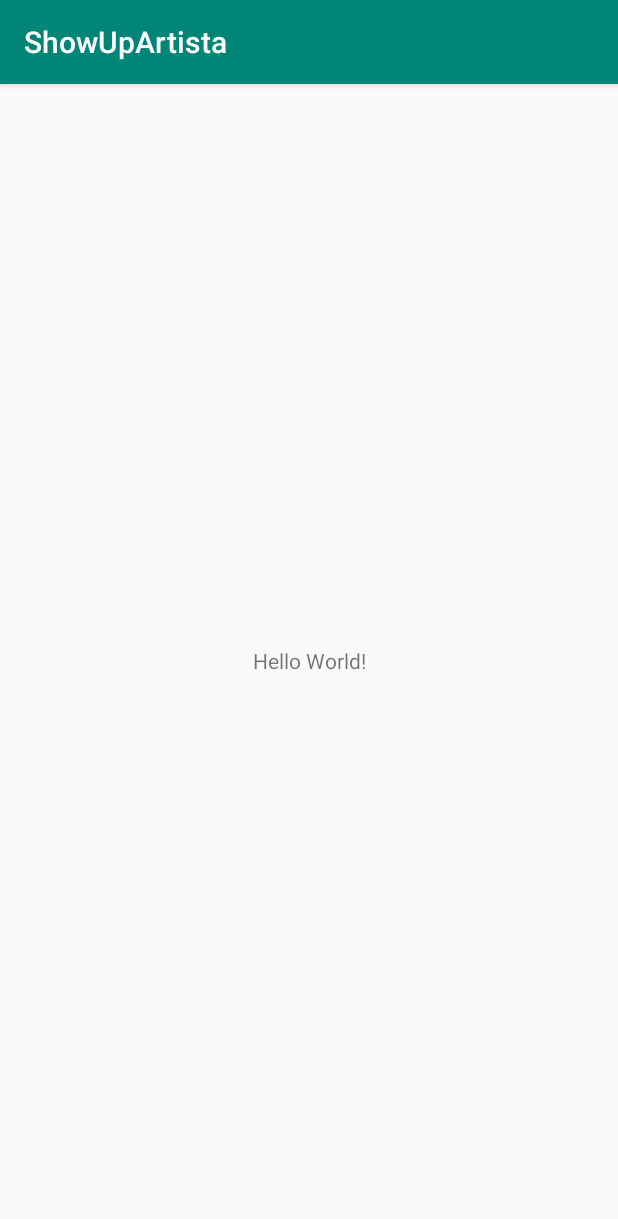
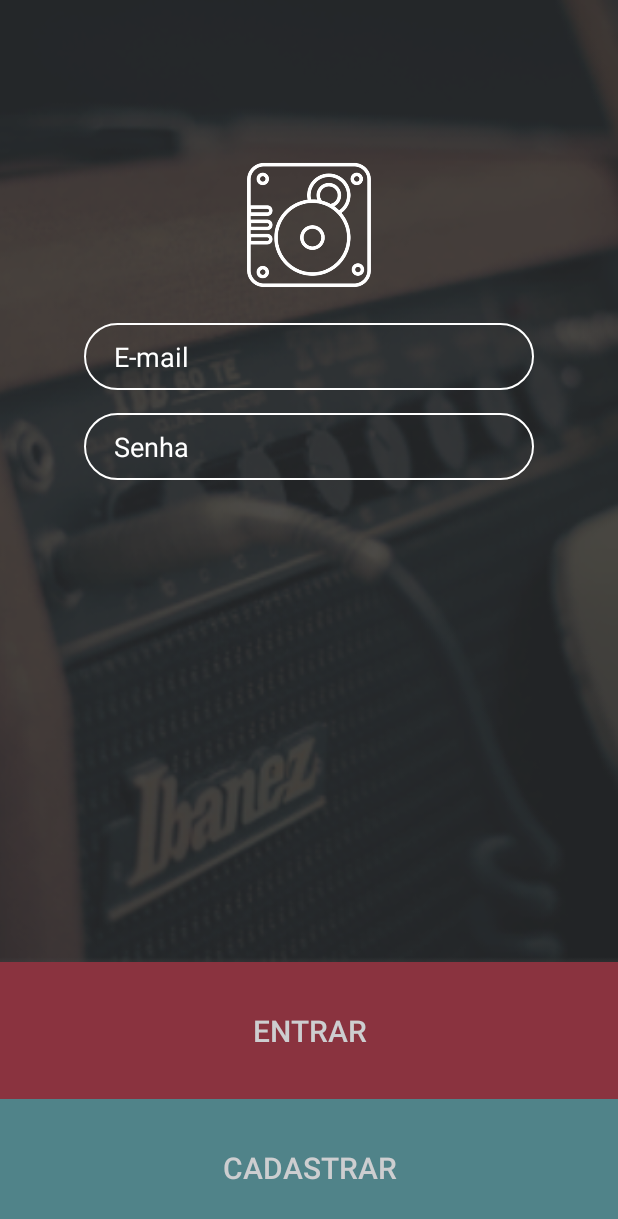
Before and after one commit to jailsonsilvajr/ShowUpArtista, an Android app: the screen it shows after launch (LoginActivity), on a phone screen of 412 x 824 dp. Shown: the top 1219 px of the screen. Run offline under Robolectric (Android 15) with nearby library versions, the phone set to English and light mode, and no system bars.

Commit message:
Tela de Login criada

```diff
--- a/app/src/main/AndroidManifest.xml
+++ b/app/src/main/AndroidManifest.xml
@@ -9,13 +9,16 @@
         android:roundIcon="@mipmap/ic_launcher_round"
         android:supportsRtl="true"
         android:theme="@style/AppTheme">
-        <activity android:name=".LoginActivity">
+
+        <activity
+            android:name=".gui.LoginActivity"
+            android:screenOrientation="portrait">
             <intent-filter>
                 <action android:name="android.intent.action.MAIN" />
-
                 <category android:name="android.intent.category.LAUNCHER" />
             </intent-filter>
         </activity>
+
     </application>
 
 </manifest>
--- a/app/src/main/java/com/example/jailson/showupartista/LoginActivity.java
+++ /dev/null
@@ -1,13 +0,0 @@
-package com.example.jailson.showupartista;
-
-import android.support.v7.app.AppCompatActivity;
-import android.os.Bundle;
-
-public class LoginActivity extends AppCompatActivity {
-
-    @Override
-    protected void onCreate(Bundle savedInstanceState) {
-        super.onCreate(savedInstanceState);
-        setContentView(R.layout.activity_login);
-    }
-}
--- /dev/null
+++ b/app/src/main/java/com/example/jailson/showupartista/gui/LoginActivity.java
@@ -0,0 +1,68 @@
+package com.example.jailson.showupartista.gui;
+
+import android.support.v7.app.AppCompatActivity;
+import android.os.Bundle;
+import android.view.View;
+import android.widget.Button;
+import android.widget.EditText;
+import android.widget.RelativeLayout;
+import android.widget.Toast;
+
+import com.example.jailson.showupartista.R;
+
+public class LoginActivity extends AppCompatActivity {
+
+    static RelativeLayout login_layout_progressBar;
+    private Button button_entrar;
+    private Button button_register;
+    private EditText editText_email;
+    private EditText editText_senha;
+
+    private String email;
+    private String senha;
+
+    @Override
+    protected void onCreate(Bundle savedInstanceState) {
+
+        super.onCreate(savedInstanceState);
+        setContentView(R.layout.activity_login);
+
+        getSupportActionBar().hide();
+
+        this.login_layout_progressBar = (RelativeLayout) findViewById(R.id.login_layout_progressBar);
+        this.login_layout_progressBar.setVisibility(View.GONE);
+
+        this.editText_email = (EditText) findViewById(R.id.login_edittext_email);
+        this.editText_senha = (EditText) findViewById(R.id.login_edittext_senha);
+
+        this.email = this.editText_email.getText().toString();
+        this.senha = this.editText_senha.getText().toString();
+
+        this.button_entrar = (Button) findViewById(R.id.login_button_entrar);
+        this.button_entrar.setOnClickListener(new View.OnClickListener() {
+            @Override
+            public void onClick(View v) {
+                doLogin();
+            }
+        });
+
+        this.button_register = (Button) findViewById(R.id.login_button_cadastrar);
+        this.button_register.setOnClickListener(new View.OnClickListener() {
+            @Override
+            public void onClick(View v) {
+                doRegister();
+            }
+        });
+
+    }
+
+    public void doLogin(){
+
+        Toast.makeText(this, "Click Button Login", Toast.LENGTH_SHORT).show();
+    }
+
+    public void doRegister(){
+
+        Toast.makeText(this, "Click Button Register", Toast.LENGTH_SHORT).show();
+    }
+}
--- /dev/null
+++ b/app/src/main/res/drawable/borda_edittext_transparent.xml
@@ -0,0 +1,13 @@
+<?xml version="1.0" encoding="utf-8"?>
+<shape
+    xmlns:android="http://schemas.android.com/apk/res/android">
+
+    <solid
+        android:color="@android:color/transparent" />
+
+    <corners android:radius="35dp" />
+
+    <stroke
+        android:width="1dp"
+        android:color="@color/textColorPrimary" />
+</shape>
--- a/app/src/main/res/layout/activity_login.xml
+++ b/app/src/main/res/layout/activity_login.xml
@@ -1,18 +1,112 @@
 <?xml version="1.0" encoding="utf-8"?>
-<android.support.constraint.ConstraintLayout xmlns:android="http://schemas.android.com/apk/res/android"
+<LinearLayout
+    xmlns:android="http://schemas.android.com/apk/res/android"
     xmlns:app="http://schemas.android.com/apk/res-auto"
     xmlns:tools="http://schemas.android.com/tools"
     android:layout_width="match_parent"
     android:layout_height="match_parent"
-    tools:context=".LoginActivity">
+    tools:context=".gui.LoginActivity"
+    android:orientation="vertical">
 
-    <TextView
-        android:layout_width="wrap_content"
-        android:layout_height="wrap_content"
-        android:text="Hello World!"
-        app:layout_constraintBottom_toBottomOf="parent"
-        app:layout_constraintLeft_toLeftOf="parent"
-        app:layout_constraintRight_toRightOf="parent"
-        app:layout_constraintTop_toTopOf="parent" />
+    <RelativeLayout
+        android:layout_width="match_parent"
+        android:layout_height="match_parent"
+        android:layout_weight="1">
 
-</android.support.constraint.ConstraintLayout>
+        <ImageView
+            android:layout_width="match_parent"
+            android:layout_height="match_parent"
+            android:scaleType="centerCrop"
+            android:src="@drawable/background_login_activity" />
+
+        <ImageView
+            android:id="@+id/login_imageview_marca"
+            android:layout_width="100dp"
+            android:layout_height="100dp"
+            android:layout_marginTop="100dp"
+            android:layout_centerHorizontal="true"
+            android:src="@drawable/marca"/>
+
+        <EditText
+            android:id="@+id/login_edittext_email"
+            android:layout_width="match_parent"
+            android:layout_height="wrap_content"
+            android:layout_below="@+id/login_imageview_marca"
+            android:hint="@string/email"
+            android:textColorHint="@color/textColorPrimary"
+            android:textColor="@color/textColorPrimary"
+            android:maxLines="1"
+            android:inputType="textEmailAddress"
+            android:paddingLeft="20dp"
+            android:paddingTop="10dp"
+            android:paddingBottom="10dp"
+            android:layout_marginTop="15dp"
+            android:layout_marginLeft="56dp"
+            android:layout_marginRight="56dp"
+            android:background="@drawable/borda_edittext_transparent"/>
+
+        <EditText
+            android:id="@+id/login_edittext_senha"
+            android:layout_width="match_parent"
+            android:layout_height="wrap_content"
+            android:layout_below="@+id/login_edittext_email"
+            android:hint="@string/password"
+            android:textColorHint="@color/textColorPrimary"
+            android:textColor="@color/textColorPrimary"
+            android:maxLines="1"
+            android:inputType="textPassword"
+            android:paddingLeft="20dp"
+            android:paddingTop="10dp"
+            android:paddingBottom="10dp"
+            android:layout_marginTop="15dp"
+            android:layout_marginLeft="56dp"
+            android:layout_marginRight="56dp"
+            android:background="@drawable/borda_edittext_transparent"/>
+
+        <RelativeLayout
+            android:id="@+id/login_layout_progressBar"
+            android:layout_width="match_parent"
+            android:layout_height="match_parent"
+            android:layout_below="@+id/login_edittext_senha">
+
+            <ProgressBar
+                android:id="@+id/login_progressBar"
+                android:layout_width="wrap_content"
+                android:layout_height="wrap_content"
+                android:layout_centerHorizontal="true"
+                android:layout_centerVertical="true"/>
+        </RelativeLayout>
+
+    </RelativeLayout>
+
+    <RelativeLayout
+        android:layout_width="match_parent"
+        android:layout_height="match_parent"
+        android:layout_weight="4">
+
+        <Button
+            android:id="@+id/login_button_entrar"
+            android:layout_width="match_parent"
+            android:layout_height="match_parent"
+            android:background="@color/colorButtonRed"
+            android:text="@string/Login"
+            android:textColor="@color/textColorSecundary"
+            android:textSize="20dp" />
+    </RelativeLayout>
+
+    <RelativeLayout
+        android:layout_width="match_parent"
+        android:layout_height="match_parent"
+        android:layout_weight="4">
+
+        <Button
+            android:id="@+id/login_button_cadastrar"
+            android:layout_width="match_parent"
+            android:layout_height="match_parent"
+            android:background="@color/colorButtonBlue"
+            android:text="@string/register"
+            android:textColor="@color/textColorSecundary"
+            android:textSize="20dp" />
+    </RelativeLayout>
+
+</LinearLayout>
--- a/app/src/main/res/values/colors.xml
+++ b/app/src/main/res/values/colors.xml
@@ -1,6 +1,16 @@
 <?xml version="1.0" encoding="utf-8"?>
 <resources>
-    <color name="colorPrimary">#008577</color>
+    <!--<color name="colorPrimary">#008577</color>
     <color name="colorPrimaryDark">#00574B</color>
-    <color name="colorAccent">#D81B60</color>
+    <color name="colorAccent">#D81B60</color>-->
+
+    <color name="colorPrimary">#3A3A3A</color>
+    <color name="colorPrimaryDark">#272727</color>
+    <color name="colorAccent">#75CCCD</color>
+    <color name="textColorPrimary">#ffffff</color>
+    <color name="textColorSecundary">#cdced0</color>
+    <color name="textColorTertiary">#b6b6b6</color>
+    <color name="colorButtonBlue">#508389</color>
+    <color name="colorButtonRed">#8a333f</color>
+    <color name="colorLineGray">#767677</color>
 </resources>
--- a/app/src/main/res/values/strings.xml
+++ b/app/src/main/res/values/strings.xml
@@ -1,3 +1,9 @@
 <resources>
     <string name="app_name">ShowUpArtista</string>
+
+    <string name="email">E-mail</string>
+    <string name="password">Senha</string>
+    <string name="Login">ENTRAR</string>
+    <string name="register">CADASTRAR</string>
+
 </resources>
```
Also changed, not shown: app/src/main/res/drawable/background_login_activity.png (added), app/src/main/res/drawable/marca.png (added).
